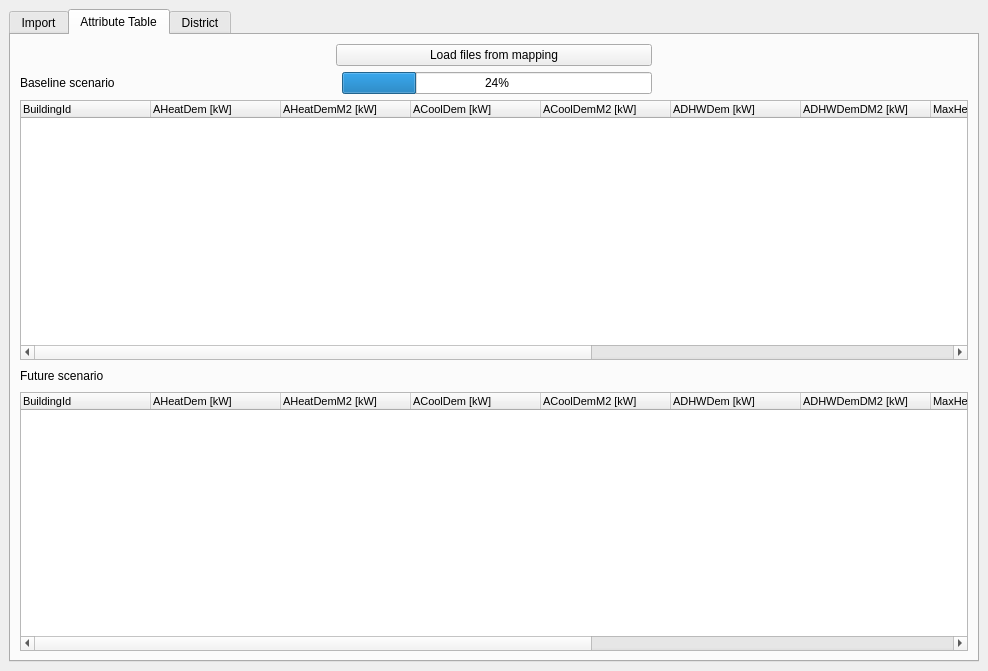
Qt form planning_and_simulation_modules/ui/Step0dockwidget.ui (Planheat/Planheat-Tool) before a commit.
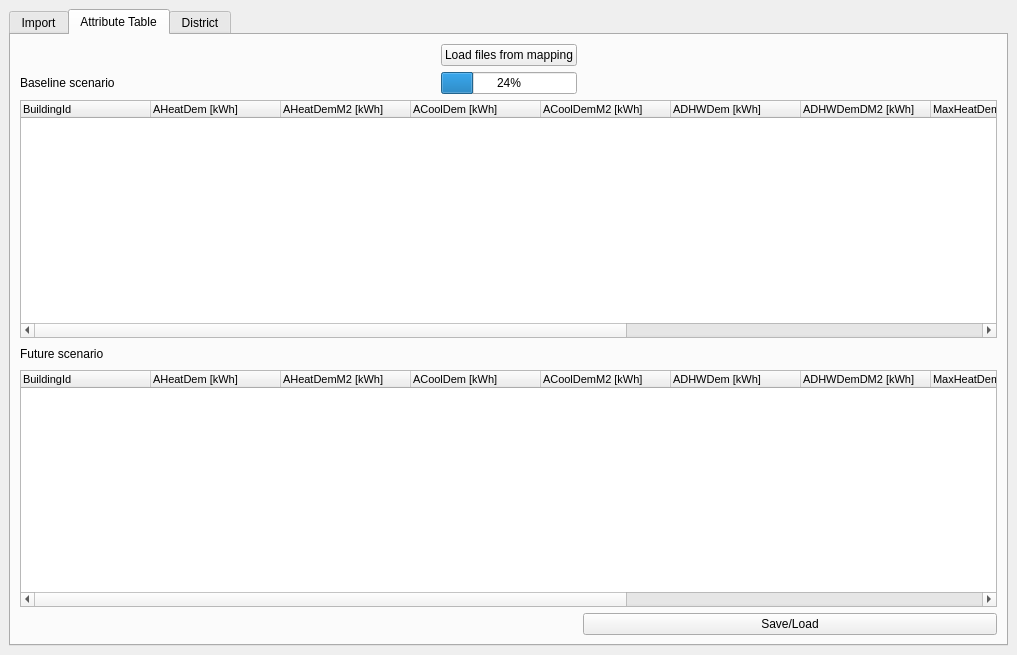
The same form after that commit. The open tabs and pages were chosen to show the change. Icons and pictures are not drawn. Custom widgets are drawn as their Qt base class.

```diff
--- a/planning_and_simulation_modules/ui/Step0dockwidget.ui
+++ b/planning_and_simulation_modules/ui/Step0dockwidget.ui
@@ -6,8 +6,8 @@
    <rect>
     <x>0</x>
     <y>0</y>
-    <width>988</width>
-    <height>671</height>
+    <width>1017</width>
+    <height>655</height>
    </rect>
   </property>
   <property name="windowTitle">
@@ -597,32 +597,32 @@
             </column>
             <column>
              <property name="text">
-              <string>AHeatDem [kW]</string>
+              <string>AHeatDem [kWh]</string>
              </property>
             </column>
             <column>
              <property name="text">
-              <string>AHeatDemM2 [kW]</string>
+              <string>AHeatDemM2 [kWh]</string>
              </property>
             </column>
             <column>
              <property name="text">
-              <string>ACoolDem [kW]</string>
+              <string>ACoolDem [kWh]</string>
              </property>
             </column>
             <column>
              <property name="text">
-              <string>ACoolDemM2 [kW]</string>
+              <string>ACoolDemM2 [kWh]</string>
              </property>
             </column>
             <column>
              <property name="text">
-              <string>ADHWDem [kW]</string>
+              <string>ADHWDem [kWh]</string>
              </property>
             </column>
             <column>
              <property name="text">
-              <string>ADHWDemDM2 [kW]</string>
+              <string>ADHWDemDM2 [kWh]</string>
              </property>
             </column>
             <column>
@@ -682,32 +682,32 @@
             </column>
             <column>
              <property name="text">
-              <string>AHeatDem [kW]</string>
+              <string>AHeatDem [kWh]</string>
              </property>
             </column>
             <column>
              <property name="text">
-              <string>AHeatDemM2 [kW]</string>
+              <string>AHeatDemM2 [kWh]</string>
              </property>
             </column>
             <column>
              <property name="text">
-              <string>ACoolDem [kW]</string>
+              <string>ACoolDem [kWh]</string>
              </property>
             </column>
             <column>
              <property name="text">
-              <string>ACoolDemM2 [kW]</string>
+              <string>ACoolDemM2 [kWh]</string>
              </property>
             </column>
             <column>
              <property name="text">
-              <string>ADHWDem [kW]</string>
+              <string>ADHWDem [kWh]</string>
              </property>
             </column>
             <column>
              <property name="text">
-              <string>ADHWDemDM2 [kW]</string>
+              <string>ADHWDemDM2 [kWh]</string>
              </property>
             </column>
             <column>
@@ -757,22 +757,8 @@
             </property>
            </widget>
           </item>
-          <item row="1" column="0" colspan="3">
-           <widget class="QLabel" name="label_14">
-            <property name="text">
-             <string>Baseline scenario</string>
-            </property>
-           </widget>
-          </item>
-          <item row="1" column="3">
-           <widget class="QProgressBar" name="progressBar_load_all_files">
-            <property name="value">
-             <number>24</number>
-            </property>
-           </widget>
-          </item>
-          <item row="0" column="4">
-           <spacer name="horizontalSpacer">
+          <item row="0" column="0">
+           <spacer name="horizontalSpacer_2">
             <property name="orientation">
              <enum>Qt::Horizontal</enum>
             </property>
@@ -795,6 +781,53 @@
             </property>
            </widget>
           </item>
+          <item row="0" column="4">
+           <spacer name="horizontalSpacer">
+            <property name="orientation">
+             <enum>Qt::Horizontal</enum>
+            </property>
+            <property name="sizeHint" stdset="0">
+             <size>
+              <width>40</width>
+              <height>20</height>
+             </size>
+            </property>
+           </spacer>
+          </item>
+          <item row="3" column="4">
+           <spacer name="horizontalSpacer_4">
+            <property name="orientation">
+             <enum>Qt::Horizontal</enum>
+            </property>
+            <property name="sizeHint" stdset="0">
+             <size>
+              <width>40</width>
+              <height>20</height>
+             </size>
+            </property>
+           </spacer>
+          </item>
+          <item row="5" column="4">
+           <widget class="QPushButton" name="saveLoad">
+            <property name="text">
+             <string>Save/Load</string>
+            </property>
+           </widget>
+          </item>
+          <item row="1" column="0">
+           <widget class="QLabel" name="label_14">
+            <property name="text">
+             <string>Baseline scenario</string>
+            </property>
+           </widget>
+          </item>
+          <item row="1" column="1" colspan="3">
+           <widget class="QProgressBar" name="progressBar_load_all_files">
+            <property name="value">
+             <number>24</number>
+            </property>
+           </widget>
+          </item>
          </layout>
         </item>
        </layout>
```
Left out of the diff: 188 changed lines with no effect on the pictures.
